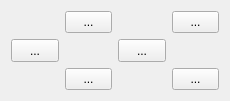
Qt form ShrikeDxf/MoveBtnsWidget.ui (whisper512/ShrikeDxf-V0.1) before a commit.
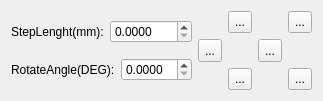
The same form after that commit. Icons and pictures are not drawn.

```diff
--- a/ShrikeDxf/MoveBtnsWidget.ui
+++ b/ShrikeDxf/MoveBtnsWidget.ui
@@ -6,14 +6,54 @@
    <rect>
     <x>0</x>
     <y>0</y>
-    <width>230</width>
+    <width>316</width>
     <height>101</height>
    </rect>
   </property>
   <property name="windowTitle">
    <string>CMoveBtnsWidget</string>
   </property>
-  <layout class="QHBoxLayout" name="horizontalLayout">
+  <layout class="QHBoxLayout" name="horizontalLayout_3">
+   <item>
+    <layout class="QVBoxLayout" name="verticalLayout">
+     <item>
+      <layout class="QHBoxLayout" name="horizontalLayout">
+       <item>
+        <widget class="QLabel" name="label_stepLength">
+         <property name="text">
+          <string>StepLenght(mm):</string>
+         </property>
+        </widget>
+       </item>
+       <item>
+        <widget class="QDoubleSpinBox" name="doubleSpinBox_stepLength">
+         <property name="decimals">
+          <number>4</number>
+         </property>
+        </widget>
+       </item>
+      </layout>
+     </item>
+     <item>
+      <layout class="QHBoxLayout" name="horizontalLayout_2">
+       <item>
+        <widget class="QLabel" name="label__rotateAngle">
+         <property name="text">
+          <string>RotateAngle(DEG):</string>
+         </property>
+        </widget>
+       </item>
+       <item>
+        <widget class="QDoubleSpinBox" name="doubleSpinBox_rotateAngle">
+         <property name="decimals">
+          <number>4</number>
+         </property>
+        </widget>
+       </item>
+      </layout>
+     </item>
+    </layout>
+   </item>
    <item>
     <layout class="QGridLayout" name="gridLayout">
      <item row="0" column="1">
```
